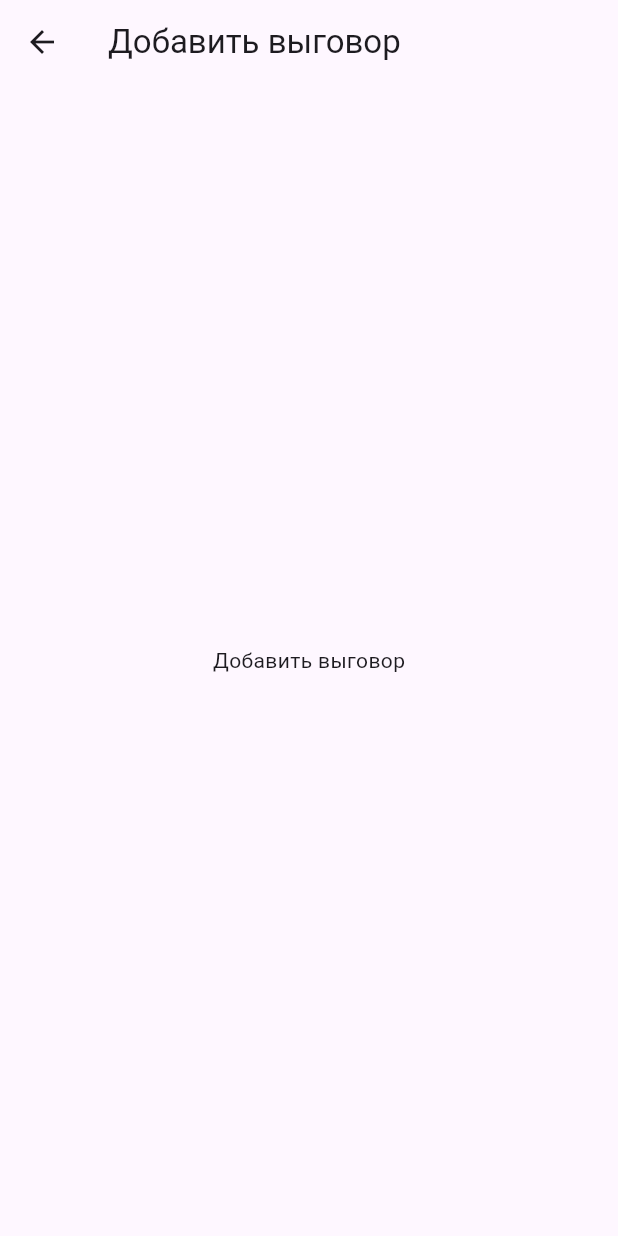
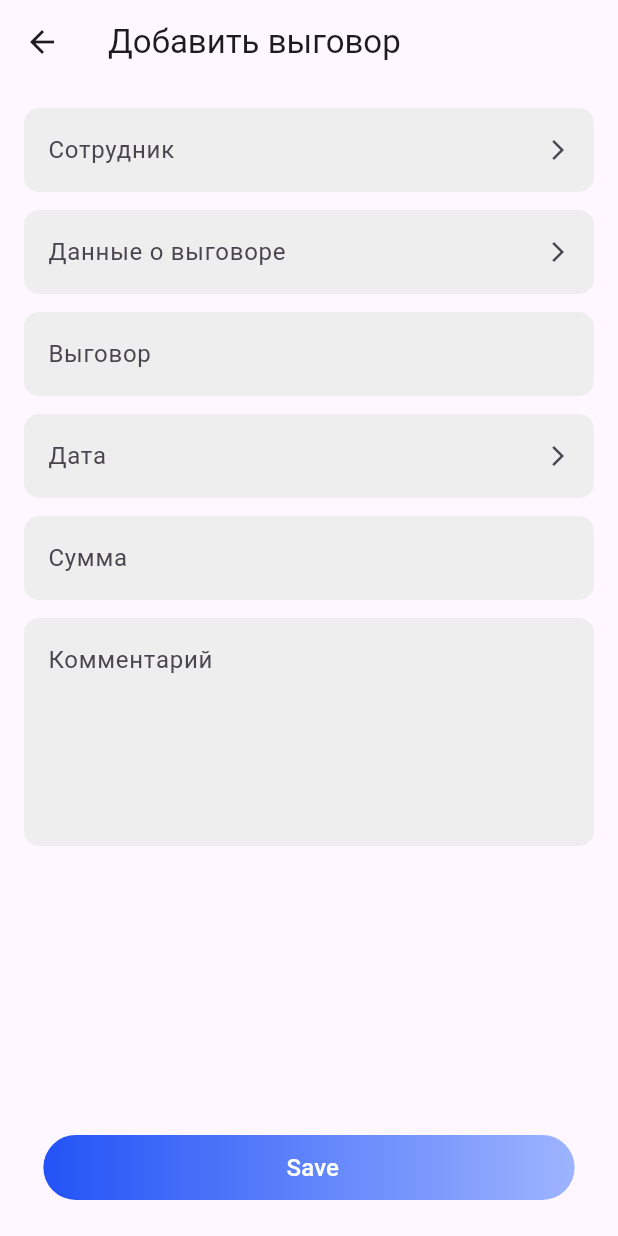
Before and after one commit to edil-2704/test_aezakmi, a Flutter app: the FinancePage screen opened directly, after a tap on an icon or button, on a phone screen of 412 x 824 dp. Run offline on Flutter 3.47's test engine with Material 3 defaults, Android fonts, the phone set to English and light mode, and no system bars; our stand-ins replace bloc, dio, equatable, flutter_screenutil, flutter_svg, get_it and 2 more; accounts and stored records are empty.

Commit message:
some fixes

```diff
--- a/lib/features/finance/presentation/pages/finance_page.dart
+++ b/lib/features/finance/presentation/pages/finance_page.dart
@@ -3,6 +3,7 @@ import 'package:flutter/material.dart';
 import 'package:flutter_screenutil/flutter_screenutil.dart';
 import 'package:flutter_svg/svg.dart';
 import 'package:test_aezakmi/features/workers/presentation/pages/employee_page.dart';
+import 'package:test_aezakmi/features/workers/presentation/pages/saved_employee_page.dart';
 import 'package:test_aezakmi/features/workers/presentation/widget/text_buttons.dart';
 
 class FinancePage extends StatefulWidget {
@@ -15,6 +16,7 @@ class FinancePage extends StatefulWidget {
 class _FinancePageState extends State<FinancePage>
     with SingleTickerProviderStateMixin {
   DateTime? pickedDate;
+  late TabController tabController;
 
   Future<void> _pickDate(BuildContext context) async {
     DateTime? date = await showDatePicker(
@@ -26,28 +28,25 @@ class _FinancePageState extends State<FinancePage>
         return Theme(
           data: ThemeData.light().copyWith(
             primaryColor: Colors.blue,
-            buttonTheme: ButtonThemeData(
+            buttonTheme: const ButtonThemeData(
               textTheme: ButtonTextTheme.primary,
             ),
           ),
-          child: child ?? SizedBox.shrink(),
+          child: child ?? const SizedBox.shrink(),
         );
       },
     );
 
     if (date != null) {
-      setState(() {
-        pickedDate = date;
-      });
+      setState(() => pickedDate = date);
     }
   }
 
   String getFormattedDate() {
-    if (pickedDate == null) return 'Выберите дату';
-    return '${pickedDate!.day}/${pickedDate!.month}/${pickedDate!.year}';
+    return pickedDate == null
+        ? 'Выберите дату'
+        : '${pickedDate!.day}/${pickedDate!.month}/${pickedDate!.year}';
   }
-
-  late TabController tabController;
 
   @override
   void initState() {
@@ -61,54 +60,30 @@ class _FinancePageState extends State<FinancePage>
     super.dispose();
   }
 
-  Widget _buildFloatingActionButton() {
-    switch (tabController.index) {
-      case 0:
+  Widget buildFloatingActionButton() {
+    final pages = [
+      AddWarningPage(),
+      AddBonusPage(),
+      AddSalaryPage(),
+    ];
     return InkWell(
       onTap: () {
-            Navigator.push(context,
-                MaterialPageRoute(builder: (context) => AddWarningPage()));
+        Navigator.push(
+          context,
+          MaterialPageRoute(
+            builder: (context) => pages[tabController.index],
+          ),
+        );
       },
       splashColor: Colors.transparent,
       splashFactory: NoSplash.splashFactory,
-          child: SvgPicture.asset(
-            'assets/icons/floating.svg',
-          ),
+      child: SvgPicture.asset('assets/icons/floating.svg'),
     );
-      case 1:
-        return InkWell(
-          onTap: () {
-            Navigator.push(context,
-                MaterialPageRoute(builder: (context) => AddSalaryPage()));
-          },
-          splashColor: Colors.transparent,
-          splashFactory: NoSplash.splashFactory,
-          child: SvgPicture.asset(
-            'assets/icons/floating.svg',
-          ),
-        );
-      case 2:
-        return InkWell(
-          onTap: () {
-            Navigator.push(context,
-                MaterialPageRoute(builder: (context) => AddSalaryPage()));
-          },
-          splashColor: Colors.transparent,
-          splashFactory: NoSplash.splashFactory,
-          child: SvgPicture.asset(
-            'assets/icons/floating.svg',
-          ),
-        );
-      default:
-        return Container();
-    }
   }
 
   @override
   Widget build(BuildContext context) {
-    return DefaultTabController(
-      length: tabController.length,
-      child: Scaffold(
+    return Scaffold(
       appBar: AppBar(
         title: const Text(
           'Финансы',
@@ -117,21 +92,16 @@ class _FinancePageState extends State<FinancePage>
         actions: [
           CustomTextButton(
             height: 30.h,
-              icon: Icon(
-                Icons.filter_alt_outlined,
-                color: Colors.white,
-              ),
+            icon: const Icon(Icons.filter_alt_outlined, color: Colors.white),
             width: 90.w,
             text: 'Filter',
-              onPressed: () {
-                _pickDate(context);
-              },
+            onPressed: () => _pickDate(context),
           ),
-            SizedBox(width: 16),
+          const SizedBox(width: 16),
         ],
         bottom: TabBar(
           controller: tabController,
-            tabs: [
+          tabs: const [
             Tab(text: 'Выговор'),
             Tab(text: 'Премия'),
             Tab(text: 'Зарплата'),
@@ -144,42 +114,30 @@ class _FinancePageState extends State<FinancePage>
         controller: tabController,
         children: [
           const BuildFinanceReprimand(),
-            BuildFinanceBonus(
-              text: getFormattedDate(),
-            ),
+          BuildFinanceBonus(text: getFormattedDate()),
           const BuildFinanceSalary(),
         ],
       ),
-        floatingActionButton: _buildFloatingActionButton(),
-      ),
+      floatingActionButton: buildFloatingActionButton(),
     );
   }
 }
 
-class BuildFinanceReprimand extends StatefulWidget {
+class BuildFinanceReprimand extends StatelessWidget {
   const BuildFinanceReprimand({super.key});
 
-  @override
-  State<BuildFinanceReprimand> createState() => _BuildFinanceReprimandState();
-}
-
-class _BuildFinanceReprimandState extends State<BuildFinanceReprimand> {
   @override
   Widget build(BuildContext context) {
     return Padding(
       padding: const EdgeInsets.all(16),
       child: ListView.separated(
         itemCount: 10,
-        itemBuilder: (context, index) {
-          return SizedBox(
+        itemBuilder: (context, index) => SizedBox(
           height: 113.h,
           width: 358.w,
           child: CustomEmployeeCard(),
-          );
-        },
-        separatorBuilder: (context, index) {
-          return SizedBox(height: 20.h);
-        },
+        ),
+        separatorBuilder: (context, index) => SizedBox(height: 20.h),
       ),
     );
   }
@@ -195,15 +153,14 @@ class BuildFinanceBonus extends StatelessWidget {
       child: Column(
         mainAxisAlignment: MainAxisAlignment.center,
         children: [
-          Text(
-            'Выбранная дата: $text',
+          Chip(
+            label: Text(
+              '$text',
               style: TextStyle(fontSize: 16.sp, fontWeight: FontWeight.w500),
             ),
+          ),
           SizedBox(height: 20.h),
-          Text(
-            'data2',
-            style: TextStyle(fontSize: 14.sp),
-          ),
+          Text('data2', style: TextStyle(fontSize: 14.sp)),
         ],
       ),
     );
@@ -217,16 +174,12 @@ class BuildFinanceSalary extends StatelessWidget {
   Widget build(BuildContext context) {
     return ListView.separated(
       itemCount: 10,
-      itemBuilder: (context, index) {
-        return SizedBox(
+      itemBuilder: (context, index) => SizedBox(
         height: 113.h,
         width: 358.w,
         child: CustomEmployeeCard(),
-        );
-      },
-      separatorBuilder: (context, index) {
-        return SizedBox(height: 20.h);
-      },
+      ),
+      separatorBuilder: (context, index) => SizedBox(height: 20.h),
     );
   }
 }
@@ -237,8 +190,74 @@ class AddWarningPage extends StatelessWidget {
   @override
   Widget build(BuildContext context) {
     return Scaffold(
-      appBar: AppBar(title: const Text('Добавить выговор')),
-      body: Center(child: const Text('Добавить выговор')),
+      appBar: AppBar(
+        leading: const BackButton(),
+        title: const Text('Добавить выговор'),
+      ),
+      body: Padding(
+        padding: const EdgeInsets.all(16.0),
+        child: Column(
+          children: [
+            buildInputField('Сотрудник', isNavigatable: true),
+            const SizedBox(height: 12),
+            buildInputField('Данные о выговоре', isNavigatable: true),
+            const SizedBox(height: 12),
+            buildInputField('Выговор'),
+            const SizedBox(height: 12),
+            buildInputField('Дата', isNavigatable: true),
+            const SizedBox(height: 12),
+            buildInputField('Сумма'),
+            const SizedBox(height: 12),
+            buildInputField('Комментарий', maxLines: 5),
+            const Spacer(),
+            SizedBox(
+              height: 62.h,
+              width: 358.w,
+              child: CustomTextButton(
+                text: 'Save',
+                onPressed: () {
+                  Navigator.push(
+                    context,
+                    MaterialPageRoute(
+                      builder: (context) => SavedEmployeePage(
+                        tittle: 'Сохранено!',
+                        onTap: () {
+                          Navigator.pushReplacement(
+                            context,
+                            MaterialPageRoute(
+                                builder: (context) => const FinancePage()),
+                          );
+                        },
+                        btnTittle: 'to finance',
+                      ),
+                    ),
+                  );
+                },
+              ),
+            ),
+          ],
+        ),
+      ),
+    );
+  }
+
+  Widget buildInputField(String hint,
+      {bool isNavigatable = false, int maxLines = 1}) {
+    return TextField(
+      readOnly: isNavigatable,
+      maxLines: maxLines,
+      decoration: InputDecoration(
+        hintText: hint,
+        suffixIcon: isNavigatable
+            ? const Icon(Icons.arrow_forward_ios, size: 16)
+            : null,
+        border: OutlineInputBorder(
+          borderRadius: BorderRadius.circular(10),
+          borderSide: BorderSide.none,
+        ),
+        filled: true,
+        fillColor: Colors.grey.shade200,
+      ),
     );
   }
 }
@@ -248,7 +267,9 @@ class AddBonusPage extends StatelessWidget {
 
   @override
   Widget build(BuildContext context) {
-    return const Placeholder();
+    return Scaffold(
+      appBar: AppBar(title: const Text('Bonus'), leading: const BackButton()),
+    );
   }
 }
 
@@ -257,6 +278,8 @@ class AddSalaryPage extends StatelessWidget {
 
   @override
   Widget build(BuildContext context) {
-    return const Placeholder();
+    return Scaffold(
+      appBar: AppBar(title: const Text('Salary')),
+    );
   }
 }
--- a/lib/features/settings/presentation/pages/profile_page.dart
+++ b/lib/features/settings/presentation/pages/profile_page.dart
@@ -1,6 +1,5 @@
 import 'package:flutter/cupertino.dart';
 import 'package:flutter/material.dart';
-import 'package:flutter_screenutil/flutter_screenutil.dart';
 import 'package:test_aezakmi/internal/constants/theme_helper/app_colors.dart';
 
 class ProfilePage extends StatefulWidget {
--- a/lib/features/workers/presentation/pages/employee_page.dart
+++ b/lib/features/workers/presentation/pages/employee_page.dart
@@ -60,8 +60,10 @@ class EmployeePage extends StatelessWidget {
 }
 
 class CustomEmployeeCard extends StatelessWidget {
+  final Widget? svgPic;
   const CustomEmployeeCard({
     super.key,
+    this.svgPic,
   });
 
   @override
@@ -81,10 +83,14 @@ class CustomEmployeeCard extends StatelessWidget {
             ],
           ),
           Row(
-            children: [Text('data')],
+            children: [
+              Text('data'),
+            ],
           ),
           Row(
-            children: [Text('data')],
+            children: [
+              Text('data'),
+            ],
           ),
         ],
       ),
--- a/pubspec.yaml
+++ b/pubspec.yaml
@@ -45,6 +45,7 @@ dependencies:
   get_it: ^8.0.2
   injectable: ^2.5.0
   device_preview: ^1.2.0
+  equatable: ^2.0.5
 
 
 dev_dependencies:
```
Also changed, not shown: lib/features/graphs/graphs_page.dart (added, +11 -0 lines), lib/features/graphs/models/schedule_model.dart (added, +16 -0 lines), lib/features/graphs/models/schedule_model_one.dart (added, +29 -0 lines), lib/features/workers/presentation/logic/bloc/employee_bloc.dart (added, +13 -0 lines), lib/features/workers/presentation/logic/bloc/employee_event.dart (added, +8 -0 lines), lib/features/workers/presentation/logic/bloc/employee_state.dart (added, +10 -0 lines), lib/features/workers/presentation/pages/add_employee_page.dart (+13 -1 lines), lib/features/workers/presentation/pages/saved_employee_page.dart (+13 -11 lines), pubspec.lock, 3 other files. Lines whose indentation alone changed are shown as unchanged.
